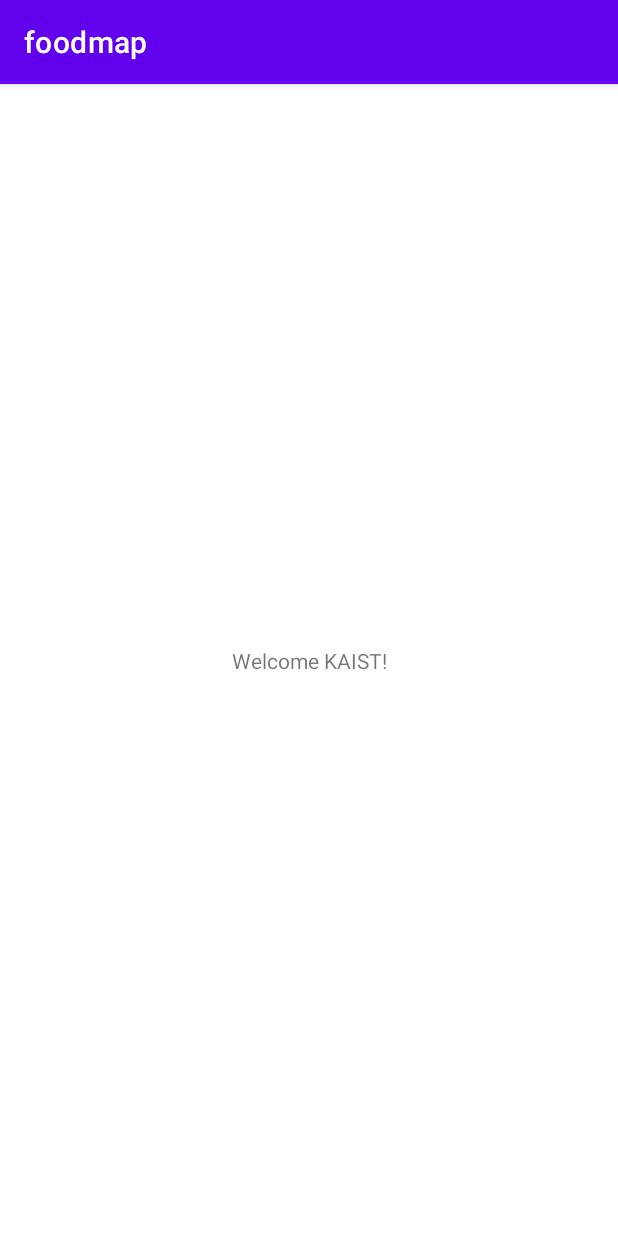
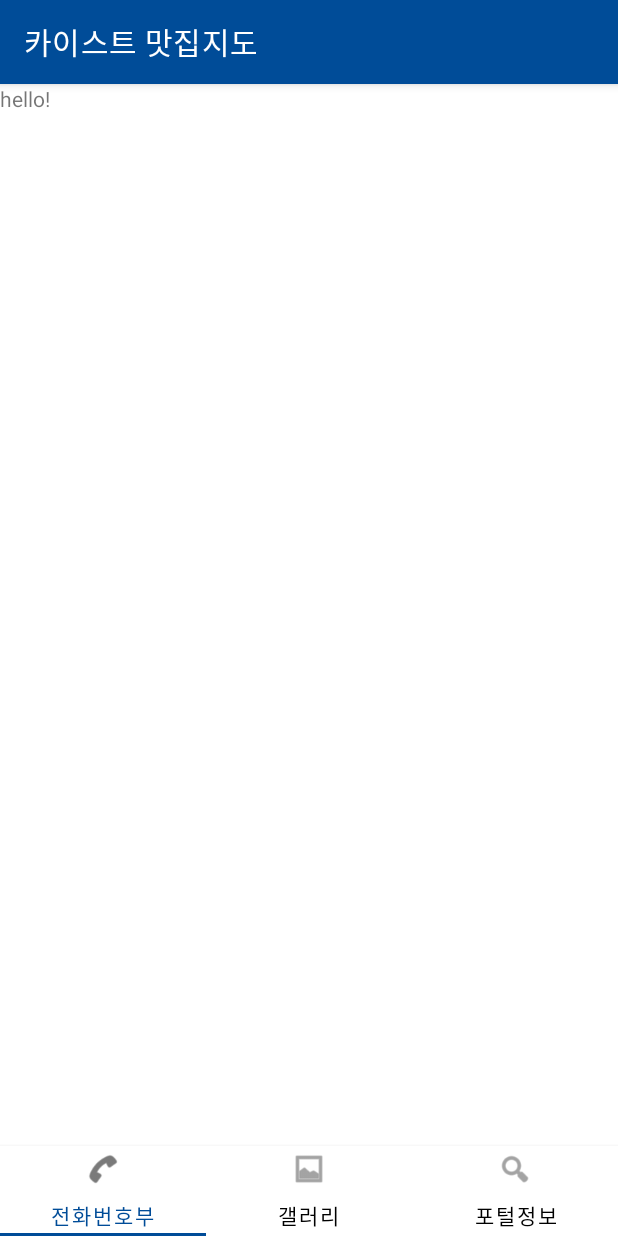
Before and after one commit to fosemfhtm/BobJoe, an Android app: the screen it shows after launch (MainActivity), on a phone screen of 412 x 824 dp. Run offline under Robolectric (Android 15) with nearby library versions, the phone set to English and light mode, and no system bars.

Commit message:
TabLayout + ViewPager

```diff
--- a/app/build.gradle
+++ b/app/build.gradle
@@ -22,6 +22,10 @@ android {
             proguardFiles getDefaultProguardFile('proguard-android-optimize.txt'), 'proguard-rules.pro'
         }
     }
+
+    buildFeatures{
+        viewBinding true
+    }
     compileOptions {
         sourceCompatibility JavaVersion.VERSION_1_8
         targetCompatibility JavaVersion.VERSION_1_8
@@ -32,12 +36,17 @@ android {
 }
 
 dependencies {
-
+    //Default
     implementation 'androidx.core:core-ktx:1.7.0'
     implementation 'androidx.appcompat:appcompat:1.4.0'
     implementation 'com.google.android.material:material:1.4.0'
     implementation 'androidx.constraintlayout:constraintlayout:2.1.2'
+    implementation 'androidx.legacy:legacy-support-v4:1.0.0'
     testImplementation 'junit:junit:4.+'
     androidTestImplementation 'androidx.test.ext:junit:1.1.3'
     androidTestImplementation 'androidx.test.espresso:espresso-core:3.4.0'
+
+    //Custom
+    implementation 'androidx.viewpager2:viewpager2:1.0.0'
+
 }
--- /dev/null
+++ b/app/src/main/java/food/map/BlankFragment.kt
@@ -0,0 +1,45 @@
+package food.map
+
+import android.os.Bundle
+import android.view.LayoutInflater
+import android.view.View
+import android.view.ViewGroup
+import androidx.fragment.app.Fragment
+import food.map.databinding.FragmentBlankBinding
+
+class BlankFragment: Fragment() {
+    private var _binding: FragmentBlankBinding? = null
+    private val binding get() = _binding!!
+
+    companion object{
+        fun newInstance(): BlankFragment {
+            val args = Bundle().apply {
+                //putString("test", "test")
+            }
+
+            val fragment = BlankFragment()
+            fragment.arguments = args
+            return fragment
+        }
+    }
+
+
+    override fun onCreateView(
+        inflater: LayoutInflater,
+        container: ViewGroup?,
+        savedInstanceState: Bundle?
+    ): View? {
+        _binding = FragmentBlankBinding.inflate(inflater, container, false)
+        return binding.root
+    }
+
+    override fun onDestroyView() {
+        super.onDestroyView()
+        _binding = null
+    }
+
+    override fun onViewCreated(view: View, savedInstanceState: Bundle?) {
+        super.onViewCreated(view, savedInstanceState)
+        binding.textview.text = "hello!"
+    }
+}
--- a/app/src/main/java/food/map/MainActivity.kt
+++ b/app/src/main/java/food/map/MainActivity.kt
@@ -2,10 +2,42 @@ package food.map
 
 import androidx.appcompat.app.AppCompatActivity
 import android.os.Bundle
+import androidx.fragment.app.FragmentActivity
+import com.google.android.material.tabs.TabLayoutMediator
+import food.map.databinding.ActivityMainBinding
 
 class MainActivity : AppCompatActivity() {
+    private lateinit var binding: ActivityMainBinding
+
     override fun onCreate(savedInstanceState: Bundle?) {
         super.onCreate(savedInstanceState)
-        setContentView(R.layout.activity_main)
+        binding = ActivityMainBinding.inflate(layoutInflater)
+        setContentView(binding.root)
+
+        binding.viewpager.apply {
+            adapter = MainViewPagerAdapter(context as FragmentActivity)
+        }
+
+        TabLayoutMediator(binding.tabs, binding.viewpager) {tab, pos ->
+            tab.text = "Title $pos"
+            when (pos) {
+                0 -> {
+                    tab.text = "전화번호부"
+                    tab.setIcon(android.R.drawable.ic_menu_call)
+                }
+                1 -> {
+                    tab.text = "갤러리"
+                    tab.setIcon(android.R.drawable.ic_menu_gallery)
+                }
+                2 -> {
+                    tab.text = "포털정보"
+                    tab.setIcon(android.R.drawable.ic_menu_search)
+                }
+            }
+        }.attach()
+
+        //viewPagerAdapter = MainViewPagerAdapter()
+
+
     }
 }
--- /dev/null
+++ b/app/src/main/java/food/map/MainViewPagerAdapter.kt
@@ -0,0 +1,19 @@
+package food.map
+
+import androidx.fragment.app.Fragment
+import androidx.fragment.app.FragmentActivity
+import androidx.viewpager2.adapter.FragmentStateAdapter
+
+const val PAGE_NUMBER = 3
+
+class MainViewPagerAdapter(fa: FragmentActivity): FragmentStateAdapter(fa) {
+    override fun getItemCount() = PAGE_NUMBER
+
+    override fun createFragment(position: Int): Fragment {
+        return when(position){
+            0 -> { BlankFragment.newInstance() }
+            1 -> { BlankFragment.newInstance() }
+            else -> { BlankFragment.newInstance() }
+        }
+    }
+}
--- a/app/src/main/res/layout/activity_main.xml
+++ b/app/src/main/res/layout/activity_main.xml
@@ -1,18 +1,41 @@
 <?xml version="1.0" encoding="utf-8"?>
-<androidx.constraintlayout.widget.ConstraintLayout xmlns:android="http://schemas.android.com/apk/res/android"
+<androidx.constraintlayout.widget.ConstraintLayout
+    xmlns:android="http://schemas.android.com/apk/res/android"
     xmlns:app="http://schemas.android.com/apk/res-auto"
     xmlns:tools="http://schemas.android.com/tools"
     android:layout_width="match_parent"
     android:layout_height="match_parent"
-    tools:context=".MainActivity">
+    tools:context=".MainActivity"
+    android:orientation="vertical">
 
-    <TextView
-        android:layout_width="wrap_content"
-        android:layout_height="wrap_content"
-        android:text="Welcome KAIST!"
-        app:layout_constraintBottom_toBottomOf="parent"
-        app:layout_constraintLeft_toLeftOf="parent"
-        app:layout_constraintRight_toRightOf="parent"
+    <androidx.viewpager2.widget.ViewPager2
+        android:id="@+id/viewpager"
+        android:layout_width="0dp"
+        android:layout_height="0dp"
+        android:orientation="horizontal"
+        app:layout_constraintBottom_toTopOf="@+id/appBarLayout"
+        app:layout_constraintEnd_toEndOf="parent"
+        app:layout_constraintStart_toStartOf="parent"
         app:layout_constraintTop_toTopOf="parent" />
 
+    <com.google.android.material.appbar.AppBarLayout
+        android:id="@+id/appBarLayout"
+        android:layout_width="0dp"
+        android:layout_height="wrap_content"
+        android:theme="@style/Theme.AppCompat.Light.DarkActionBar"
+        app:layout_constraintBottom_toBottomOf="parent"
+        app:layout_constraintEnd_toEndOf="parent"
+        app:layout_constraintStart_toStartOf="parent">
+
+        <com.google.android.material.tabs.TabLayout
+            android:id="@+id/tabs"
+            android:layout_width="match_parent"
+            android:layout_height="60dp"
+            android:background="@color/white"
+            app:tabIndicatorColor="#004C98"
+            app:tabRippleColor="#004C98"
+            app:tabSelectedTextColor="#004C98"
+            app:tabTextColor="@color/black" />
+    </com.google.android.material.appbar.AppBarLayout>
+
 </androidx.constraintlayout.widget.ConstraintLayout>
--- /dev/null
+++ b/app/src/main/res/layout/fragment_blank.xml
@@ -0,0 +1,15 @@
+<?xml version="1.0" encoding="utf-8"?>
+<FrameLayout xmlns:android="http://schemas.android.com/apk/res/android"
+    xmlns:tools="http://schemas.android.com/tools"
+    android:layout_width="match_parent"
+    android:layout_height="match_parent"
+    tools:context=".BlankFragment">
+
+    <!-- TODO: Update blank fragment layout -->
+    <TextView
+        android:id="@+id/textview"
+        android:layout_width="match_parent"
+        android:layout_height="match_parent"
+        android:text="@string/hello_blank_fragment" />
+
+</FrameLayout>
--- a/app/src/main/res/values-night/themes.xml
+++ b/app/src/main/res/values-night/themes.xml
@@ -2,8 +2,8 @@
     <!-- Base application theme. -->
     <style name="Theme.Foodmap" parent="Theme.MaterialComponents.DayNight.DarkActionBar">
         <!-- Primary brand color. -->
-        <item name="colorPrimary">@color/purple_200</item>
-        <item name="colorPrimaryVariant">@color/purple_700</item>
+        <item name="colorPrimary">#004C98</item>
+        <item name="colorPrimaryVariant">#0D2C9E</item>
         <item name="colorOnPrimary">@color/black</item>
         <!-- Secondary brand color. -->
         <item name="colorSecondary">@color/teal_200</item>
--- a/app/src/main/res/values/strings.xml
+++ b/app/src/main/res/values/strings.xml
@@ -1,3 +1,5 @@
 <resources>
-    <string name="app_name">foodmap</string>
+    <string name="app_name">카이스트 맛집지도</string>
+    <!-- TODO: Remove or change this placeholder text -->
+    <string name="hello_blank_fragment">Hello blank fragment</string>
 </resources>
--- a/app/src/main/res/values/themes.xml
+++ b/app/src/main/res/values/themes.xml
@@ -2,8 +2,8 @@
     <!-- Base application theme. -->
     <style name="Theme.Foodmap" parent="Theme.MaterialComponents.DayNight.DarkActionBar">
         <!-- Primary brand color. -->
-        <item name="colorPrimary">@color/purple_500</item>
-        <item name="colorPrimaryVariant">@color/purple_700</item>
+        <item name="colorPrimary">#004C98</item>
+        <item name="colorPrimaryVariant">#0D2C9E</item>
         <item name="colorOnPrimary">@color/white</item>
         <!-- Secondary brand color. -->
         <item name="colorSecondary">@color/teal_200</item>
```
